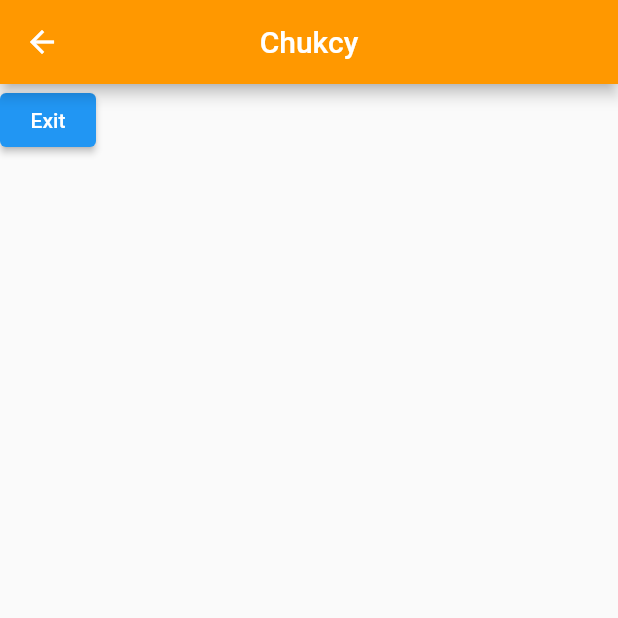
After one commit to Chukcyihub/laundry_app, a Flutter app: the screen it shows after launch, after a tap on "Place Order", on a phone screen of 412 x 824 dp, the top half of it. The commit adds this screen. Run offline on Flutter 3.47's test engine with Material 2 defaults, Android fonts, the phone set to English and light mode, and no system bars.

Commit message:
i removed the picture and added an exit button to place order

```diff
--- a/lib/main.dart
+++ b/lib/main.dart
@@ -1,4 +1,5 @@
 import 'package:flutter/material.dart';
+import 'package:ilaundry/place_order.dart';
 
 void main() {
   runApp(const MyApp());
@@ -9,8 +10,18 @@ class MyApp extends StatelessWidget {
 
   @override
   Widget build(BuildContext context) {
-    return MaterialApp(
-      home: Scaffold(
+    return const MaterialApp(
+      home: MyHome(),
+    );
+  }
+}
+
+class MyHome extends StatelessWidget {
+  const MyHome({super.key});
+
+  @override
+  Widget build(BuildContext context) {
+    return Scaffold(
       appBar: AppBar(
         centerTitle: true,
         title: const Text("iLundary"),
@@ -31,7 +42,6 @@ class MyApp extends StatelessWidget {
         StatData(),
         CustomStack(),
       ]),
-      ),
     );
   }
 }
@@ -99,6 +109,11 @@ class CustomStack extends StatelessWidget {
 
   @override
   Widget build(BuildContext context) {
+    // ignore: prefer_const_declarations
+    final title = "Chukcy";
+    // ignore: prefer_const_declarations
+    final image =
+        "https://pbs.twimg.com/profile_images/1481907015626764293/QZUXScc9.jpg";
     return Stack(
       children: [
         Container(
@@ -108,11 +123,19 @@ class CustomStack extends StatelessWidget {
           color: Colors.lightBlueAccent,
           child: Column(
             children: [
-              Container(
+              GestureDetector(
+                onTap: () => Navigator.of(context).push(MaterialPageRoute(
+                  builder: (context) => PlaceOrder(
+                    image: image,
+                    title: title,
+                  ),
+                )),
+                child: Container(
                   width: double.infinity,
                   color: Colors.orange,
                   padding: const EdgeInsets.all(20),
                   child: const Center(child: Text("Place Order")),
+                ),
               ),
               const SizedBox(height: 20.0),
               Container(
--- /dev/null
+++ b/lib/place_order.dart
@@ -0,0 +1,32 @@
+import 'package:flutter/material.dart';
+
+class PlaceOrder extends StatelessWidget {
+  final String title;
+  final String image;
+  const PlaceOrder({
+    Key? key,
+    required this.title,
+    required this.image,
+  }) : super(key: key);
+
+  @override
+  Widget build(BuildContext context) {
+    return Scaffold(
+      appBar: AppBar(
+        backgroundColor: Colors.orange,
+        title: Text(title),
+        centerTitle: true,
+      ),
+      body: Column(
+        children: [
+          ElevatedButton(
+            onPressed: () {
+              Navigator.pop(context);
+            },
+            child: const Text("Exit"),
+          )
+        ],
+      ),
+    );
+  }
+}
```
Also changed, not shown: lib/lundary_data.dart (deleted, +0 -49 lines). Lines whose indentation alone changed are shown as unchanged.
